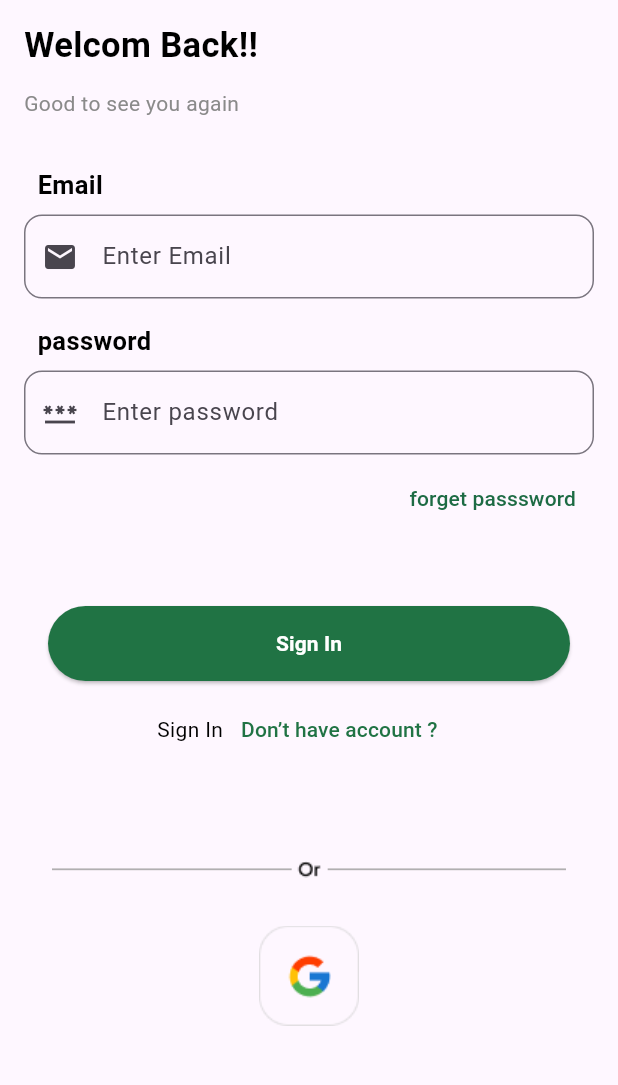
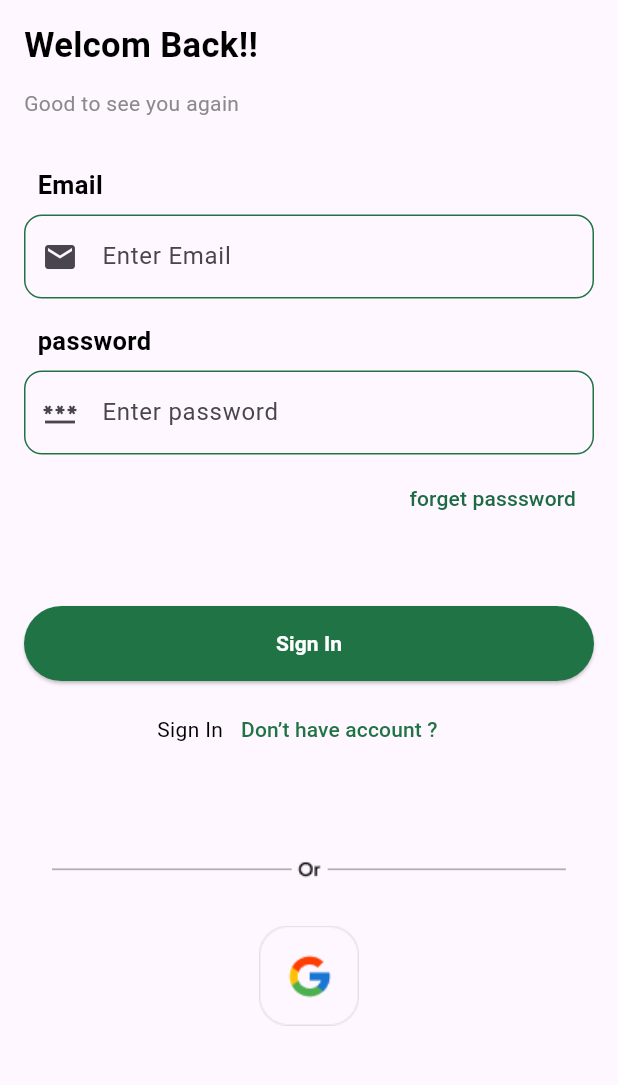
Before and after one commit to MuhmedWalied0/NutriMind_Project, a Flutter app: the screen it shows after launch, after a tap on "Sign In", on a phone screen of 412 x 824 dp, the part 63-1148 px from its top. Run offline on Flutter 3.47's test engine with Material 3 defaults, Android fonts, the light colour scheme and no system bars; our stand-ins replace get, pin_code_fields.

Commit message:
near to finish ui

```diff
--- a/analysis_options.yaml
+++ b/analysis_options.yaml
@@ -10,6 +10,7 @@
 include: package:flutter_lints/flutter.yaml
 
 linter:
+
   # The lint rules applied to this project can be customized in the
   # section below to disable rules from the `package:flutter_lints/flutter.yaml`
   # included above or to enable additional rules. A list of all available lints
@@ -21,6 +22,9 @@ linter:
   # `// ignore_for_file: name_of_lint` syntax on the line or in the file
   # producing the lint.
   rules:
+    prefer_const_constructors: true
+    prefer_const_literals_to_create_immutables: true
+    prefer_const_declarations: true
     # avoid_print: false  # Uncomment to disable the `avoid_print` rule
     # prefer_single_quotes: true  # Uncomment to enable the `prefer_single_quotes` rule
 
--- a/lib/auth/view/screens/signinScreen.dart
+++ b/lib/auth/view/screens/signinScreen.dart
@@ -3,6 +3,7 @@ import 'package:flutter/material.dart';
 import 'package:tester/auth/view/widgets/mainButton.dart';
 import 'package:tester/auth/view/widgets/subheadtxt.dart';
 
+import '../../../surveyFeature/startSurvey/StartSurveyScreen.dart';
 import '../widgets/authtxtOfTextField.dart';
 import '../widgets/donthave Account.dart';
 import '../widgets/maintxt.dart';
@@ -37,11 +38,11 @@ class Signinscreen extends StatelessWidget {
               const Subheadtxt(txt: 'Good to see you again'),
               const SizedBox(height: 32,),
               const Authtxtoftextfield(txt: '  Email',),
-              SizedBox(height: 8,),
+              const SizedBox(height: 8,),
               const CustomTextField(labelText: 'Enter Email', icona: Icons.email,),
               const SizedBox(height: 16,),
               const Authtxtoftextfield(txt: '  password',),
-              SizedBox(height: 8,),
+             const  SizedBox(height: 8,),
               const CustomTextField(labelText: 'Enter password', icona: Icons.password,),
               const SizedBox(height: 5,),
               Align(
@@ -56,13 +57,15 @@ class Signinscreen extends StatelessWidget {
                 ),
               ),
               SizedBox(height: 48,),
-              Mainbutton(func: (){}, txt: 'Sign In',),
+              Mainbutton(func: (){
+                Navigator.push(context, MaterialPageRoute(builder: (context)=>const Startsurveyscreen()));
+              }, txt: 'Sign In',),
               SizedBox(height: 8,),
               DontHaveAccount(buttontext: 'Don’t have account ? ', normaltext: 'Sign In',
-                func: () {Navigator.push(context, MaterialPageRoute(builder: (context)=>Forgetpasswordscreen()));},),
-              SizedBox(height: 64,),
+                func: () {Navigator.push(context, MaterialPageRoute(builder: (context)=>const Forgetpasswordscreen()));},),
+             const SizedBox(height: 64,),
               Image.asset('assets/or.png'),
-              SizedBox(height: 32,),
+              const SizedBox(height: 32,),
               Image.asset('assets/google.png'),
             ],
           ),
--- a/lib/auth/view/widgets/mainButton.dart
+++ b/lib/auth/view/widgets/mainButton.dart
@@ -8,24 +8,21 @@ class Mainbutton extends StatelessWidget {
 
   @override
   Widget build(BuildContext context) {
-    return Padding(
-      padding: const EdgeInsets.symmetric(horizontal: 16.0),
-      child: SizedBox(
+    return SizedBox(
       width: MediaQuery.of(context).size.width,
       height: 50,
       child: ElevatedButton(
         style: ElevatedButton.styleFrom(
-            backgroundColor: Color(0xff207344)
+          backgroundColor:const Color(0xff207344)
         ),
           onPressed:func,
           child: Text(txt,
-            style: TextStyle(
+          style:const TextStyle(
             color:Colors.white,
             fontWeight: FontWeight.bold,
           ),
           )
       ),
-      ),
     );
   }
 }
--- a/lib/auth/view/widgets/txtfield.dart
+++ b/lib/auth/view/widgets/txtfield.dart
@@ -27,11 +27,18 @@ class CustomTextField extends StatelessWidget {
         labelText: labelText,
         border: OutlineInputBorder(
           borderRadius: BorderRadius.circular(12),
+          borderSide:const  BorderSide(
+            color:Colors.green
+          )
         ),
         focusedBorder: OutlineInputBorder(
           borderRadius: BorderRadius.circular(16),
           borderSide: const BorderSide(color: Colors.green, width: 2),
         ),
+        enabledBorder: OutlineInputBorder(
+          borderRadius: BorderRadius.circular(12),
+          borderSide: const BorderSide(color: Color(0xff207344)),
+        ),
       ),
     );
   }
--- a/lib/main.dart
+++ b/lib/main.dart
@@ -1,4 +1,5 @@
 import 'package:flutter/material.dart';
+import 'package:get/get_navigation/src/root/get_material_app.dart';
 import 'package:tester/splashScreen/splashScreen.dart';
 
 void main() {
@@ -11,7 +12,7 @@ class MyApp extends StatelessWidget {
   // This widget is the root of your application.
   @override
   Widget build(BuildContext context) {
-    return MaterialApp(
+    return GetMaterialApp(
       title: 'Flutter Demo',
       theme: ThemeData(
 
--- a/pubspec.yaml
+++ b/pubspec.yaml
@@ -31,6 +31,7 @@ dependencies:
   flutter:
     sdk: flutter
   pin_code_fields: ^8.0.1
+  get: ^4.7.2
   # The following adds the Cupertino Icons font to your application.
   # Use with the CupertinoIcons class for iOS style icons.
   cupertino_icons: ^1.0.8
```
Also changed, not shown: lib/surveyFeature/genderAndStatus/controller/uicontroller.dart (added, +7 -0 lines), lib/surveyFeature/genderAndStatus/screen/genderAndStatusScreen.dart (added, +62 -0 lines), lib/surveyFeature/heightAndWeight/screen/HeightAndWeightScreen.dart (added, +48 -0 lines), lib/surveyFeature/name/screen/nameScreen.dart (added, +48 -0 lines), lib/surveyFeature/startSurvey/StartSurveyScreen.dart (added, +37 -0 lines), lib/surveyFeature/widgets/choosedContainer.dart (added, +25 -0 lines), lib/surveyFeature/widgets/numofsurvey.dart (added, +24 -0 lines), pubspec.lock. Lines whose indentation alone changed are shown as unchanged.
